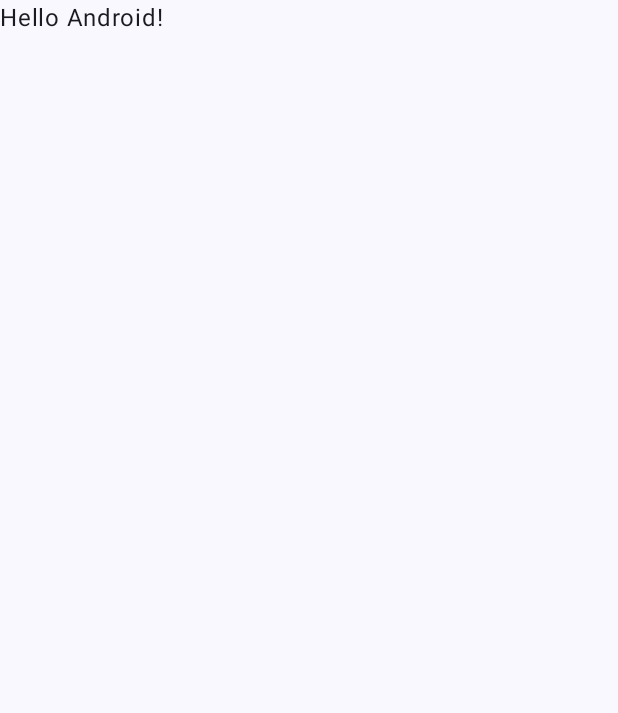
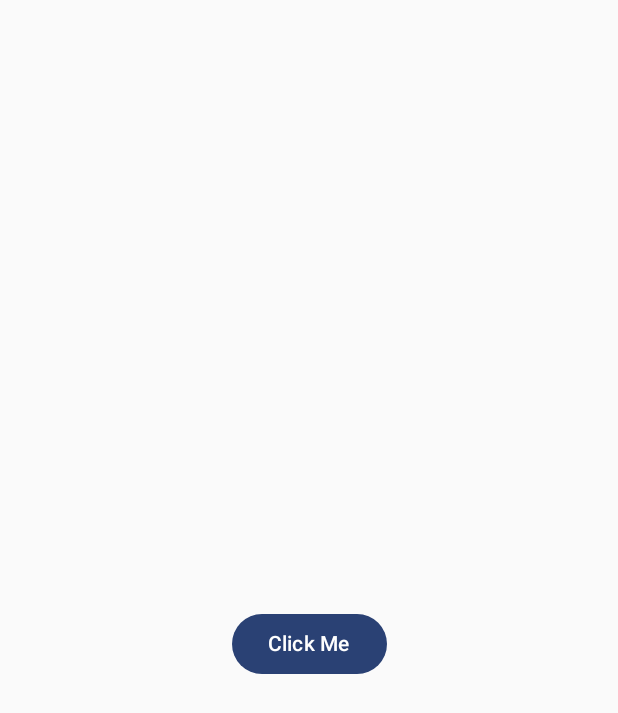
Before and after one commit to samuelalfito/papb_1, an Android app built with Jetpack Compose: the screen it shows after launch (MainActivity), on a phone screen of 412 x 824 dp. Before the commit the part shown is almost empty. Shown: the top 713 px of the screen. Run offline under Robolectric (Android 15) with nearby library versions, the phone set to English and light mode, and no system bars.

Commit message:
feat: add button and text

```diff
--- a/app/src/main/java/com/samuelalfito/papb_1/MainActivity.kt
+++ b/app/src/main/java/com/samuelalfito/papb_1/MainActivity.kt
@@ -3,44 +3,43 @@ package com.samuelalfito.papb_1
 import android.os.Bundle
 import androidx.activity.ComponentActivity
 import androidx.activity.compose.setContent
-import androidx.activity.enableEdgeToEdge
+import androidx.compose.foundation.layout.Arrangement
+import androidx.compose.foundation.layout.Column
+import androidx.compose.foundation.layout.Spacer
 import androidx.compose.foundation.layout.fillMaxSize
-import androidx.compose.foundation.layout.padding
-import androidx.compose.material3.Scaffold
+import androidx.compose.foundation.layout.height
+import androidx.compose.material3.Button
 import androidx.compose.material3.Text
-import androidx.compose.runtime.Composable
+import androidx.compose.runtime.getValue
+import androidx.compose.runtime.mutableStateOf
+import androidx.compose.runtime.remember
+import androidx.compose.runtime.setValue
+import androidx.compose.ui.Alignment
 import androidx.compose.ui.Modifier
-import androidx.compose.ui.tooling.preview.Preview
+import androidx.compose.ui.unit.dp
 import com.samuelalfito.papb_1.ui.theme.Papb_1Theme
 
 class MainActivity : ComponentActivity() {
     override fun onCreate(savedInstanceState: Bundle?) {
         super.onCreate(savedInstanceState)
         setContent {
+            var message by remember { mutableStateOf("") }
+
             Papb_1Theme {
-                Scaffold(modifier = Modifier.fillMaxSize()) { innerPadding ->
-                    Greeting(
-                        name = "Android",
-                        modifier = Modifier.padding(innerPadding)
-                    )
+                Column(
+                    modifier = Modifier.fillMaxSize(),
+                    verticalArrangement = Arrangement.Center,
+                    horizontalAlignment = Alignment.CenterHorizontally
+                ) {
+                    Text(text = message)
+                    Spacer(modifier = Modifier.height(10.dp))
+                    Button(
+                        onClick = { message = "Halo Samuel Alfito Deanova" }
+                    ) {
+                        Text(text = "Click Me")
+                    }
                 }
             }
         }
     }
 }
-
-@Composable
-fun Greeting(name: String, modifier: Modifier = Modifier) {
-    Text(
-        text = "Hello $name!",
-        modifier = modifier
-    )
-}
-
-@Preview(showBackground = true)
-@Composable
-fun GreetingPreview() {
-    Papb_1Theme {
-        Greeting("Android")
-    }
-}
```
